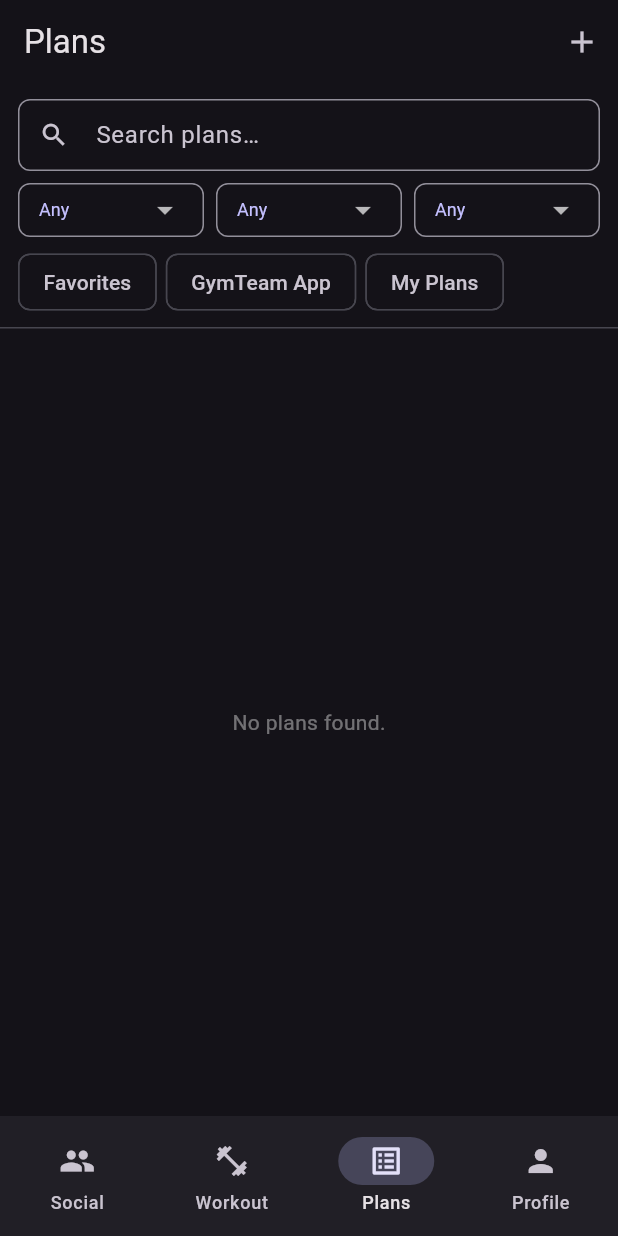
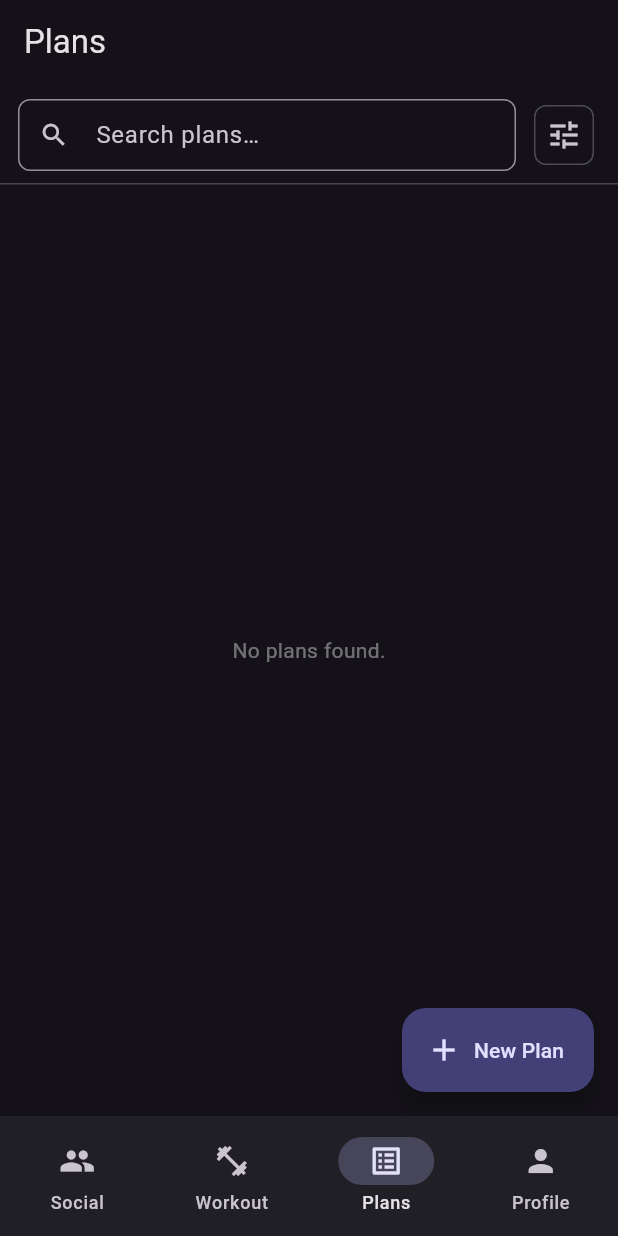
Before and after one commit to kray67/gym-team-app, a Flutter app: the PlansListScreen screen opened by its route, on a phone screen of 412 x 824 dp. Run offline on Flutter 3.47's test engine with Material 3 defaults, Android fonts, the phone set to English and light mode, and no system bars; our stand-ins replace flutter_riverpod, freezed_annotation, go_router, riverpod_annotation, share_plus, supabase_flutter; accounts and stored records are empty; generated files the repository leaves out were written again; network calls fail.

Commit message:
fix: plans filter modal, new plan FAB, copy editor, web ripple flicker
- PlansListScreen: search bar + filter icon always visible; all filters
  (dropdowns + chips) moved to modal bottom sheet with clear-all button;
  active filter indicator dot on icon; New Plan moved to FAB
- PlanDetailScreen: editing a copy skips metadata screen and opens the
  session builder directly (exercises only)
- Theme: NoSplash.splashFactory + transparent highlight removes the blue
  ripple flicker on web

Co-Authored-By: Claude Sonnet 4.6 <noreply@anthropic.com>

```diff
--- a/lib/core/theme/app_theme.dart
+++ b/lib/core/theme/app_theme.dart
@@ -30,6 +30,8 @@ class AppTheme {
     // that Material 3 applies to every surface when a warm seed is used.
     return ThemeData(
       useMaterial3: true,
+      splashFactory: NoSplash.splashFactory,
+      highlightColor: Colors.transparent,
       colorScheme: scheme.copyWith(
         surfaceTint: Colors.transparent,
         surface: const Color(0xFF141218),
--- a/lib/features/plans/screens/plan_detail_screen.dart
+++ b/lib/features/plans/screens/plan_detail_screen.dart
@@ -411,7 +411,10 @@ class _PlanDetailScreenState extends ConsumerState<PlanDetailScreen>
                         ref
                             .read(planEditorNotifierProvider.notifier)
                             .startEdit(plan);
-                        if (context.mounted) context.push('/plans/new');
+                        if (context.mounted) {
+                          context.push(
+                              isCopy ? '/plans/sessions-builder' : '/plans/new');
+                        }
                       },
                     ),
                 ],
--- a/lib/features/plans/screens/plans_list_screen.dart
+++ b/lib/features/plans/screens/plans_list_screen.dart
@@ -89,6 +89,177 @@ class _PlansListScreenState extends ConsumerState<PlansListScreen> {
     }).toList();
   }
 
+  bool get _hasActiveFilters =>
+      _sessionsPerWeek != null ||
+      _difficulty != null ||
+      _equipment != null ||
+      _favoritesOnly ||
+      _gymTeamOnly ||
+      _myPlansOnly;
+
+  void _openFilterSheet(BuildContext context) {
+    showModalBottomSheet(
+      context: context,
+      isScrollControlled: true,
+      builder: (ctx) => StatefulBuilder(
+        builder: (ctx, setSheetState) => Padding(
+          padding: EdgeInsets.fromLTRB(
+              16, 16, 16, MediaQuery.of(ctx).viewInsets.bottom + 24),
+          child: Column(
+            mainAxisSize: MainAxisSize.min,
+            crossAxisAlignment: CrossAxisAlignment.start,
+            children: [
+              Row(
+                children: [
+                  const Expanded(
+                    child: Text('Filters',
+                        style: TextStyle(
+                            fontSize: 16, fontWeight: FontWeight.bold)),
+                  ),
+                  TextButton(
+                    onPressed: () {
+                      setState(() {
+                        _sessionsPerWeek = null;
+                        _difficulty = null;
+                        _equipment = null;
+                        _favoritesOnly = false;
+                        _gymTeamOnly = false;
+                        _myPlansOnly = false;
+                      });
+                      setSheetState(() {});
+                    },
+                    child: const Text('Clear all'),
+                  ),
+                ],
+              ),
+              const SizedBox(height: 12),
+
+              // Sessions / week
+              InputDecorator(
+                decoration: const InputDecoration(
+                  labelText: 'Sessions / week',
+                  isDense: true,
+                  contentPadding:
+                      EdgeInsets.symmetric(horizontal: 12, vertical: 8),
+                  border: OutlineInputBorder(),
+                ),
+                child: DropdownButton<int>(
+                  value: _sessionsPerWeek,
+                  hint: const Text('Any'),
+                  isExpanded: true,
+                  isDense: true,
+                  underline: const SizedBox(),
+                  items: [
+                    const DropdownMenuItem(value: null, child: Text('Any')),
+                    for (var i = 1; i <= 7; i++)
+                      DropdownMenuItem(value: i, child: Text('$i / week')),
+                  ],
+                  onChanged: (v) {
+                    setState(() => _sessionsPerWeek = v);
+                    setSheetState(() {});
+                  },
+                ),
+              ),
+              const SizedBox(height: 12),
+
+              // Difficulty
+              InputDecorator(
+                decoration: const InputDecoration(
+                  labelText: 'Difficulty',
+                  isDense: true,
+                  contentPadding:
+                      EdgeInsets.symmetric(horizontal: 12, vertical: 8),
+                  border: OutlineInputBorder(),
+                ),
+                child: DropdownButton<String>(
+                  value: _difficulty,
+                  hint: const Text('Any'),
+                  isExpanded: true,
+                  isDense: true,
+                  underline: const SizedBox(),
+                  items: [
+                    const DropdownMenuItem(value: null, child: Text('Any')),
+                    ..._difficultyLabels.entries.map((e) =>
+                        DropdownMenuItem(value: e.key, child: Text(e.value))),
+                  ],
+                  onChanged: (v) {
+                    setState(() => _difficulty = v);
+                    setSheetState(() {});
+                  },
+                ),
+              ),
+              const SizedBox(height: 12),
+
+              // Equipment
+              InputDecorator(
+                decoration: const InputDecoration(
+                  labelText: 'Equipment',
+                  isDense: true,
+                  contentPadding:
+                      EdgeInsets.symmetric(horizontal: 12, vertical: 8),
+                  border: OutlineInputBorder(),
+                ),
+                child: DropdownButton<String>(
+                  value: _equipment,
+                  hint: const Text('Any'),
+                  isExpanded: true,
+                  isDense: true,
+                  underline: const SizedBox(),
+                  items: [
+                    const DropdownMenuItem(value: null, child: Text('Any')),
+                    ..._equipmentLabels.entries.map((e) =>
+                        DropdownMenuItem(value: e.key, child: Text(e.value))),
+                  ],
+                  onChanged: (v) {
+                    setState(() => _equipment = v);
+                    setSheetState(() {});
+                  },
+                ),
+              ),
+              const SizedBox(height: 16),
+
+              // Filter chips
+              Wrap(
+                spacing: 6,
+                runSpacing: 4,
+                children: [
+                  FilterChip(
+                    label: const Text('Favorites'),
+                    selected: _favoritesOnly,
+                    visualDensity: VisualDensity.compact,
+                    onSelected: (v) {
+                      _setFavoritesOnly(v);
+                      setSheetState(() {});
+                    },
+                  ),
+                  FilterChip(
+                    label: const Text('GymTeam App'),
+                    selected: _gymTeamOnly,
+                    visualDensity: VisualDensity.compact,
+                    onSelected: (v) {
+                      _setGymTeamOnly(v);
+                      setSheetState(() {});
+                    },
+                  ),
+                  FilterChip(
+                    label: const Text('My Plans'),
+                    selected: _myPlansOnly,
+                    visualDensity: VisualDensity.compact,
+                    onSelected: (v) {
+                      _setMyPlansOnly(v);
+                      setSheetState(() {});
+                    },
+                  ),
+                ],
+              ),
+              const SizedBox(height: 8),
+            ],
+          ),
+        ),
+      ),
+    );
+  }
+
   @override
   Widget build(BuildContext context) {
     final allAsync = ref.watch(allPlansProvider);
@@ -97,37 +268,78 @@ class _PlansListScreenState extends ConsumerState<PlansListScreen> {
     final currentUserId = supabase.auth.currentUser!.id;
 
     return Scaffold(
-      appBar: AppBar(
-        title: const Text('Plans'),
-        actions: [
-          IconButton(
-            icon: const Icon(Icons.add),
-            tooltip: 'New Plan',
-            onPressed: () {
-              ref.read(planEditorNotifierProvider.notifier).startNew();
-              context.push('/plans/new');
-            },
-          ),
-        ],
+      appBar: AppBar(title: const Text('Plans')),
+      floatingActionButton: FloatingActionButton.extended(
+        onPressed: () {
+          ref.read(planEditorNotifierProvider.notifier).startNew();
+          context.push('/plans/new');
+        },
+        icon: const Icon(Icons.add),
+        label: const Text('New Plan'),
       ),
       body: Column(
         children: [
-          _FilterPanel(
-            searchController: _searchController,
-            sessionsPerWeek: _sessionsPerWeek,
-            difficulty: _difficulty,
-            equipment: _equipment,
-            favoritesOnly: _favoritesOnly,
-            gymTeamOnly: _gymTeamOnly,
-            myPlansOnly: _myPlansOnly,
-            onSearchChanged: (v) => setState(() => _searchQuery = v),
-            onSessionsPerWeekChanged: (v) =>
-                setState(() => _sessionsPerWeek = v),
-            onDifficultyChanged: (v) => setState(() => _difficulty = v),
-            onEquipmentChanged: (v) => setState(() => _equipment = v),
-            onFavoritesOnlyChanged: _setFavoritesOnly,
-            onGymTeamOnlyChanged: _setGymTeamOnly,
-            onMyPlansOnlyChanged: _setMyPlansOnly,
+          Padding(
+            padding: const EdgeInsets.fromLTRB(12, 10, 12, 8),
+            child: Row(
+              children: [
+                Expanded(
+                  child: TextField(
+                    controller: _searchController,
+                    decoration: InputDecoration(
+                      hintText: 'Search plans…',
+                      prefixIcon: const Icon(Icons.search, size: 20),
+                      isDense: true,
+                      border: OutlineInputBorder(
+                          borderRadius: BorderRadius.circular(8)),
+                      suffixIcon: _searchController.text.isNotEmpty
+                          ? IconButton(
+                              icon: const Icon(Icons.clear, size: 18),
+                              onPressed: () {
+                                _searchController.clear();
+                                setState(() => _searchQuery = '');
+                              },
+                            )
+                          : null,
+                    ),
+                    onChanged: (v) => setState(() => _searchQuery = v),
+                  ),
+                ),
+                const SizedBox(width: 8),
+                Stack(
+                  clipBehavior: Clip.none,
+                  children: [
+                    IconButton(
+                      icon: const Icon(Icons.tune),
+                      tooltip: 'Filters',
+                      style: IconButton.styleFrom(
+                        side: BorderSide(
+                          color: _hasActiveFilters
+                              ? Theme.of(context).colorScheme.primary
+                              : Colors.white24,
+                        ),
+                        shape: RoundedRectangleBorder(
+                            borderRadius: BorderRadius.circular(8)),
+                      ),
+                      onPressed: () => _openFilterSheet(context),
+                    ),
+                    if (_hasActiveFilters)
+                      Positioned(
+                        right: 4,
+                        top: 4,
+                        child: Container(
+                          width: 8,
+                          height: 8,
+                          decoration: BoxDecoration(
+                            color: Theme.of(context).colorScheme.primary,
+                            shape: BoxShape.circle,
+                          ),
+                        ),
+                      ),
+                  ],
+                ),
+              ],
+            ),
           ),
           const Divider(height: 1),
           Expanded(
@@ -153,7 +365,8 @@ class _PlansListScreenState extends ConsumerState<PlansListScreen> {
                 }
 
                 return ListView.builder(
-                  padding: const EdgeInsets.symmetric(vertical: 8),
+                  padding: const EdgeInsets.only(
+                      top: 8, bottom: 88),
                   itemCount: plans.length,
                   itemBuilder: (context, i) => _PlanCard(
                     plan: plans[i],
@@ -165,186 +378,6 @@ class _PlansListScreenState extends ConsumerState<PlansListScreen> {
             ),
           ),
         ],
-      ),
-    );
-  }
-}
-
-// ── Filter panel ──────────────────────────────────────────────────────────────
-
-class _FilterPanel extends StatelessWidget {
-  final TextEditingController searchController;
-  final int? sessionsPerWeek;
-  final String? difficulty;
-  final String? equipment;
-  final bool favoritesOnly;
-  final bool gymTeamOnly;
-  final bool myPlansOnly;
-  final ValueChanged<String> onSearchChanged;
-  final ValueChanged<int?> onSessionsPerWeekChanged;
-  final ValueChanged<String?> onDifficultyChanged;
-  final ValueChanged<String?> onEquipmentChanged;
-  final ValueChanged<bool> onFavoritesOnlyChanged;
-  final ValueChanged<bool> onGymTeamOnlyChanged;
-  final ValueChanged<bool> onMyPlansOnlyChanged;
-
-  const _FilterPanel({
-    required this.searchController,
-    required this.sessionsPerWeek,
-    required this.difficulty,
-    required this.equipment,
-    required this.favoritesOnly,
-    required this.gymTeamOnly,
-    required this.myPlansOnly,
-    required this.onSearchChanged,
-    required this.onSessionsPerWeekChanged,
-    required this.onDifficultyChanged,
-    required this.onEquipmentChanged,
-    required this.onFavoritesOnlyChanged,
-    required this.onGymTeamOnlyChanged,
-    required this.onMyPlansOnlyChanged,
-  });
-
-  @override
-  Widget build(BuildContext context) {
-    return Padding(
-      padding: const EdgeInsets.fromLTRB(12, 10, 12, 6),
-      child: Column(
-        crossAxisAlignment: CrossAxisAlignment.start,
-        children: [
-          // Search
-          TextField(
-            controller: searchController,
-            decoration: InputDecoration(
-              hintText: 'Search plans…',
-              prefixIcon: const Icon(Icons.search, size: 20),
-              isDense: true,
-              border: OutlineInputBorder(
-                  borderRadius: BorderRadius.circular(8)),
-              suffixIcon: searchController.text.isNotEmpty
-                  ? IconButton(
-                      icon: const Icon(Icons.clear, size: 18),
-                      onPressed: () {
-                        searchController.clear();
-                        onSearchChanged('');
-                      },
-                    )
-                  : null,
-            ),
-            onChanged: onSearchChanged,
-          ),
-          const SizedBox(height: 8),
-
-          // Dropdowns row
-          Row(
-            children: [
-              Expanded(
-                child: _CompactDropdown<int>(
-                  hint: 'Sessions/wk',
-                  value: sessionsPerWeek,
-                  items: [
-                    for (var i = 1; i <= 7; i++)
-                      DropdownMenuItem(value: i, child: Text('$i/wk')),
-                  ],
-                  onChanged: onSessionsPerWeekChanged,
-                ),
-              ),
-              const SizedBox(width: 8),
-              Expanded(
-                child: _CompactDropdown<String>(
-                  hint: 'Difficulty',
-                  value: difficulty,
-                  items: _difficultyLabels.entries
-                      .map((e) => DropdownMenuItem(
-                          value: e.key, child: Text(e.value)))
-                      .toList(),
-                  onChanged: onDifficultyChanged,
-                ),
-              ),
-              const SizedBox(width: 8),
-              Expanded(
-                child: _CompactDropdown<String>(
-                  hint: 'Equipment',
-                  value: equipment,
-                  items: _equipmentLabels.entries
-                      .map((e) => DropdownMenuItem(
-                          value: e.key, child: Text(e.value)))
-                      .toList(),
-                  onChanged: onEquipmentChanged,
-                ),
-              ),
-            ],
-          ),
-          const SizedBox(height: 6),
-
-          // Chip row: Favorites + GymTeam (independent) | My Plans (exclusive)
-          Wrap(
-            spacing: 6,
-            children: [
-              FilterChip(
-                label: const Text('Favorites'),
-                selected: favoritesOnly,
-                onSelected: onFavoritesOnlyChanged,
-              ),
-              FilterChip(
-                label: const Text('GymTeam App'),
-                selected: gymTeamOnly,
-                onSelected: onGymTeamOnlyChanged,
-              ),
-              FilterChip(
-                label: const Text('My Plans'),
-                selected: myPlansOnly,
-                onSelected: onMyPlansOnlyChanged,
-              ),
-            ],
-          ),
-        ],
-      ),
-    );
-  }
-}
-
-class _CompactDropdown<T> extends StatelessWidget {
-  final String hint;
-  final T? value;
-  final List<DropdownMenuItem<T>> items;
-  final ValueChanged<T?> onChanged;
-
-  const _CompactDropdown({
-    required this.hint,
-    required this.value,
-    required this.items,
-    required this.onChanged,
-  });
-
-  @override
-  Widget build(BuildContext context) {
-    return InputDecorator(
-      decoration: InputDecoration(
-        isDense: true,
-        contentPadding:
-            const EdgeInsets.symmetric(horizontal: 10, vertical: 6),
-        border: OutlineInputBorder(borderRadius: BorderRadius.circular(8)),
-      ),
-      child: DropdownButton<T>(
-        value: value,
-        hint: Text(hint,
-            style: const TextStyle(fontSize: 12, color: Colors.white54)),
-        isDense: true,
-        isExpanded: true,
-        underline: const SizedBox(),
-        items: [
-          DropdownMenuItem<T>(
-            value: null,
-            child: Text('Any',
-                style: TextStyle(
-                    fontSize: 12,
-                    color: Theme.of(context).colorScheme.primary)),
-          ),
-          ...items,
-        ],
-        onChanged: onChanged,
-        style: const TextStyle(fontSize: 12, color: Colors.white),
       ),
     );
   }
```
Also changed, not shown: 3 other files.
